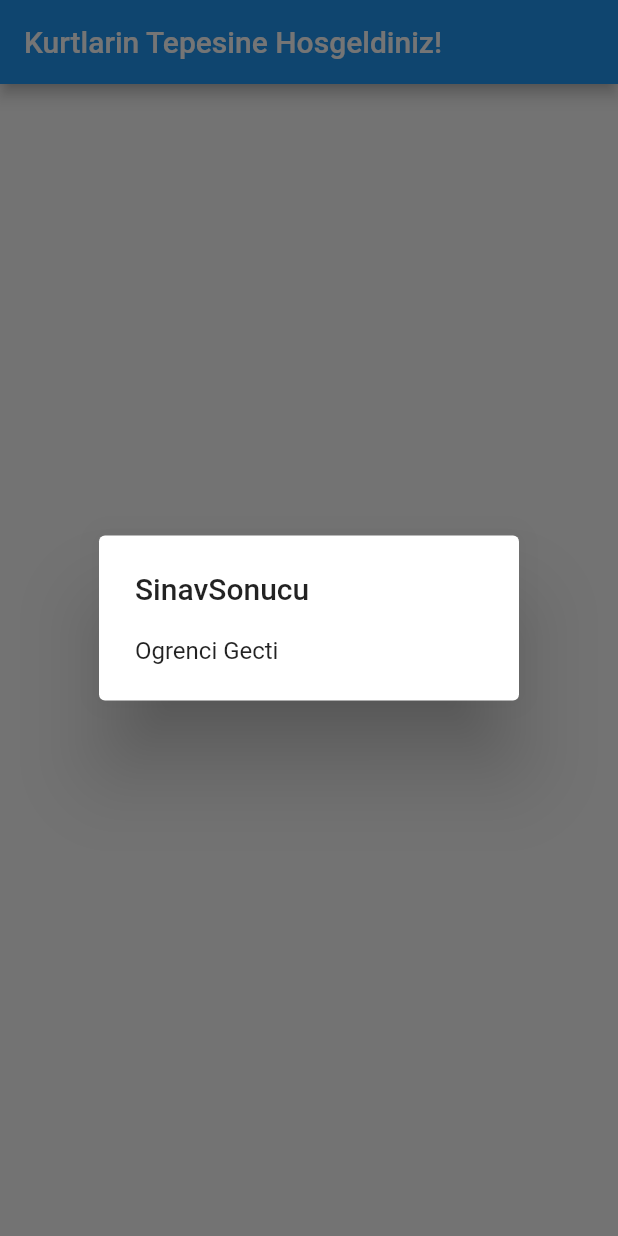
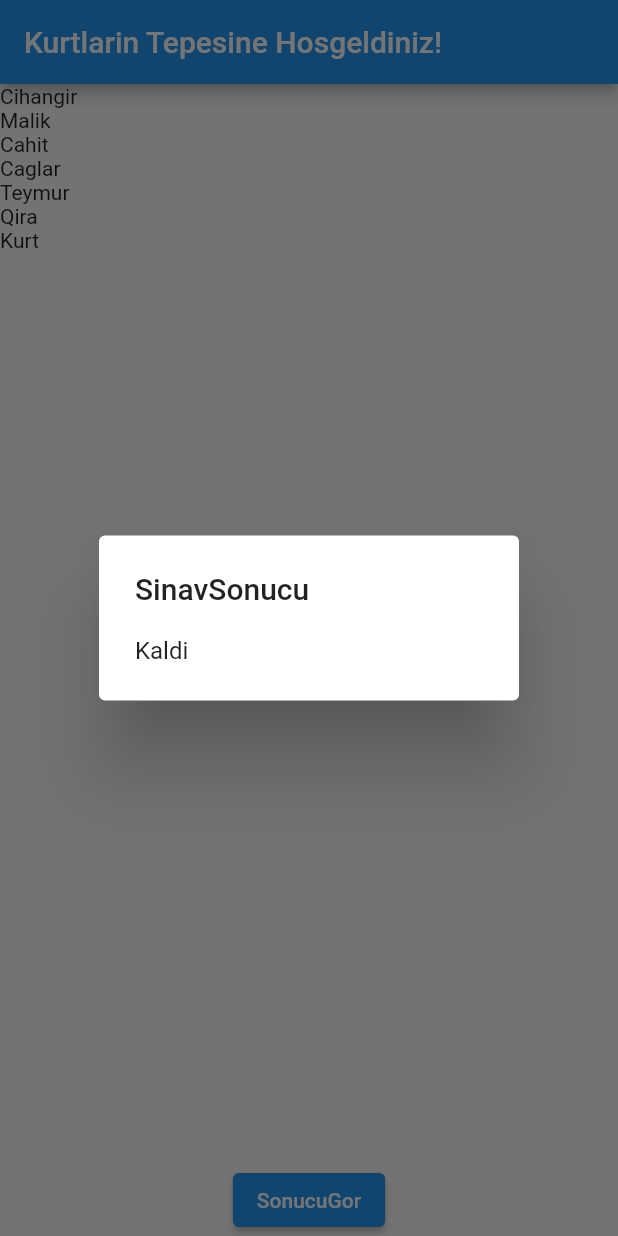
Before and after one commit to MHalidG/Flutter, a Flutter app: the screen it shows after launch, after a tap on "SonucuGor", on a phone screen of 412 x 824 dp. Run offline on Flutter 3.47's test engine with Material 2 defaults, Android fonts, the phone set to English and light mode, and no system bars.

Commit message:
Flutter Serisi V2-OOP CONSEPT DONE

```diff
--- a/flutter_dart_instructor/lib/main.dart
+++ b/flutter_dart_instructor/lib/main.dart
@@ -1,47 +1,88 @@
 import 'package:flutter/material.dart';
 
-void main(){
+void main() {
 
-
-  runApp(MaterialApp(
-    home: MyApp()
-  ));
-
+  runApp(MaterialApp(home: MyApp()));
 
 }
 
-class MyApp extends StatelessWidget{
+class MyApp extends StatelessWidget {
 
-  String mesaj="Kurtlarin Tepesine Hosgeldiniz!";
-  var not=65;
+  String mesaj = "Kurtlarin Tepesine Hosgeldiniz!";
+  var not = 65;
+  var ogrenciler = [
+    "Cihangir",
+    "Malik",
+    "Cahit",
+    "Caglar",
+    "Teymur",
+    "Qira",
+    "Kurt"
+  ];
+
+
   @override
   Widget build(BuildContext context) {
+    //Widget donen bir method
     return Scaffold(
       appBar: AppBar(
         title: Text(mesaj),
       ),
-     body: Center(
-       child: ElevatedButton(
-         child:Text("SonucuGor"),
-         onPressed: () {
-           int puan=95;
-          String mesaj="";
-           if(puan>=50){
-             mesaj="Ogrenci Gecti";
-           }else if(puan>=40){
-             mesaj="Butunleme Vakti";
-           }else{
-             mesaj="Kaldi";
+      body: buildBody(context),
+
+    );
   }
-           var alert=AlertDialog(
+
+  String sinavHesapla(int puan) {
+    String mesaj = "";
+    if (puan >= 50) {
+      mesaj = "Ogrenci Gecti";
+    } else if (puan >= 40) {
+      mesaj = "Butunleme Vakti";
+    } else {
+      mesaj = "Kaldi";
+    }
+
+    return mesaj;
+  }
+
+  void mesajGoster(BuildContext context, String mesaj) {
+    var alert = AlertDialog(
       title: Text("SinavSonucu"),
       content: Text(mesaj),
     );
-           showDialog(context: context, builder: (BuildContext context) => alert);
+    showDialog(
+        context: context, builder: (BuildContext context) => alert);
+  }
+
+  Widget buildBody(BuildContext context) {
+    return Column(
+      children: <Widget>[
+        Expanded(
+            child: ListView.builder(
+                itemCount: ogrenciler.length,
+                itemBuilder: (BuildContext context, int index) {
+                  return Text(ogrenciler[index]);
+                })),
+        Center(
+          child: ElevatedButton(
+            child: Text("SonucuGor"),
+            onPressed: () {
+              var mesaj = sinavHesapla(30);
+              mesajGoster(context, mesaj);
             },
           ),
         ),
+      ],
     );
   }
+}
 
-}
+/*ListView(
+              children: <Widget>[
+                Text("Cihangir",),
+                Text("Malik",),
+                Text("Selami",),
+
+              ],
+            ),*/
```
Also changed, not shown: flutter_dart_instructor/lib/03-listsAndLoops.dart (added, +26 -0 lines), flutter_dart_instructor/lib/04-map.dart (added, +32 -0 lines), flutter_dart_instructor/lib/05-functions.dart (added, +47 -0 lines), flutter_dart_instructor/lib/06-ClassConstructorsInheritance.dart (added, +105 -0 lines), flutter_dart_instructor/lib/01-variables.dart (renamed from flutter_dart_instructor/lib/variables.dart), flutter_dart_instructor/lib/02-if.dart (renamed from flutter_dart_instructor/lib/if.dart). Lines whose indentation alone changed are shown as unchanged.
